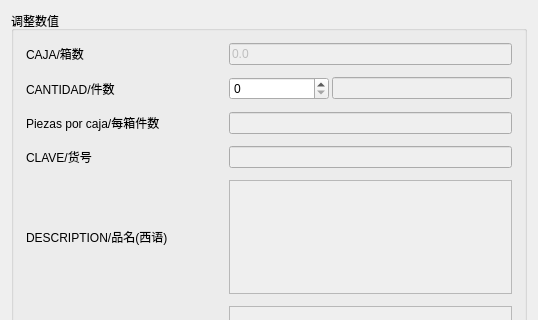
First picture: the form in CompanyStroageManagement/Adjust_List_Item_Win.ui, repository linxinwNeo/CompanyStroageManagement, before the edit; both pictures show x 0 to 538 and y 0 to 320 of the 538 by 552 pixel window.
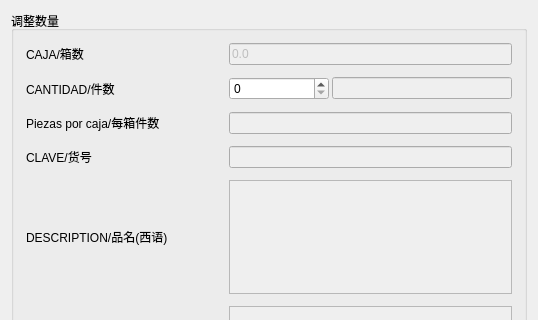
Second picture: the form after the edit.

Diff of the .ui file:
```diff
--- a/CompanyStroageManagement/Adjust_List_Item_Win.ui
+++ b/CompanyStroageManagement/Adjust_List_Item_Win.ui
@@ -17,7 +17,7 @@
    <item>
     <widget class="QGroupBox" name="adjust_list_item_GB">
      <property name="title">
-      <string>调整数值</string>
+      <string>调整数量</string>
      </property>
      <layout class="QVBoxLayout" name="verticalLayout">
       <item>
```
